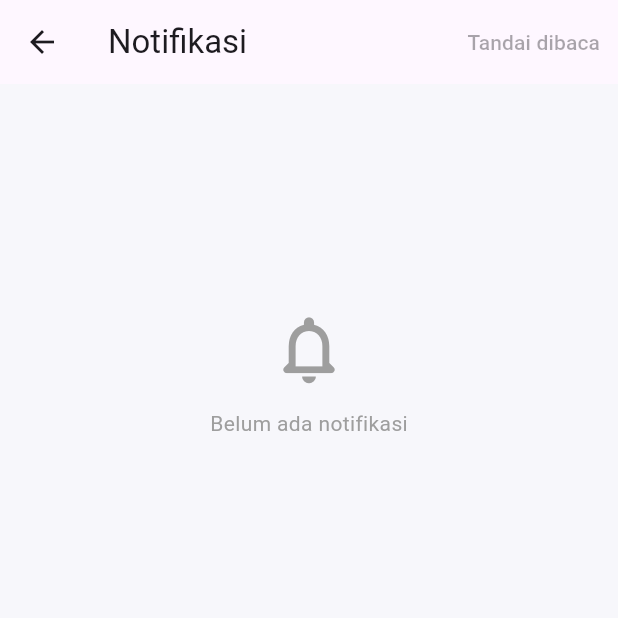
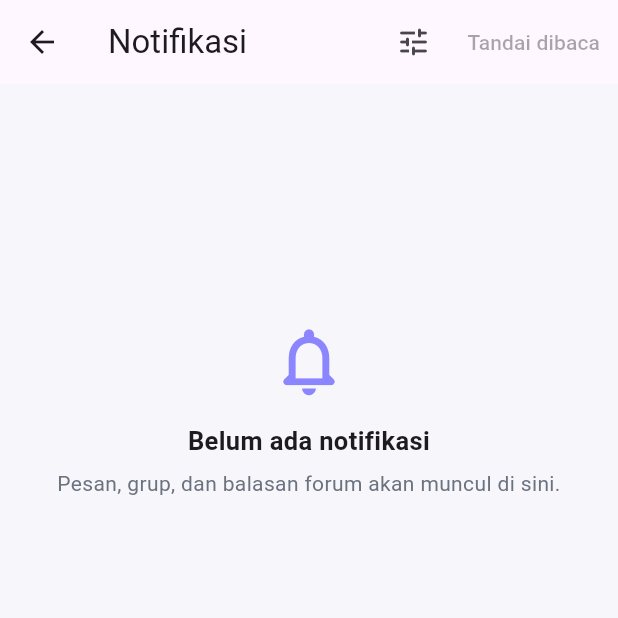
Before and after one commit to Sammy-Still-Coding/chatatan, a Flutter app: the MainNavigation screen opened directly, scrolled down 540 dp, after a tap on the "notifications none" icon, on a phone screen of 412 x 824 dp, the top half of it. Run offline on Flutter 3.47's test engine with Material 3 defaults, Android fonts, the phone set to English and light mode, and no system bars; our stand-ins replace file_picker, firebase_core, firebase_messaging, flutter_local_notifications, flutter_markdown_plus, image_cropper and 2 more; missing offline and left inert: file_saver, google_mlkit_text_recognition, pdfx, syncfusion_flutter_pdf, syncfusion_flutter_pdfviewer; accounts and stored records are empty; network calls fail.

Commit message:
Tambahan Fitur Push Notification

```diff
--- /dev/null
+++ b/lib/app_states.dart
@@ -0,0 +1,89 @@
+import 'package:flutter/material.dart';
+
+/// Shared async states so every primary page communicates loading, empty, and
+/// retryable errors consistently.
+class AppLoadingState extends StatelessWidget {
+  const AppLoadingState({super.key, this.label = 'Memuat...'});
+
+  final String label;
+
+  @override
+  Widget build(BuildContext context) => Center(
+    child: Column(
+      mainAxisSize: MainAxisSize.min,
+      children: [
+        const CircularProgressIndicator(),
+        const SizedBox(height: 12),
+        Text(label, style: const TextStyle(color: Color(0xFF6B7280))),
+      ],
+    ),
+  );
+}
+
+class AppEmptyState extends StatelessWidget {
+  const AppEmptyState({
+    super.key,
+    required this.icon,
+    required this.title,
+    this.message,
+    this.actionLabel,
+    this.onAction,
+  });
+
+  final IconData icon;
+  final String title;
+  final String? message;
+  final String? actionLabel;
+  final VoidCallback? onAction;
+
+  @override
+  Widget build(BuildContext context) => Center(
+    child: Padding(
+      padding: const EdgeInsets.all(28),
+      child: Column(
+        mainAxisSize: MainAxisSize.min,
+        children: [
+          Icon(icon, size: 54, color: const Color(0xFF8B85FF)),
+          const SizedBox(height: 14),
+          Text(
+            title,
+            textAlign: TextAlign.center,
+            style: const TextStyle(fontWeight: FontWeight.w700, fontSize: 17),
+          ),
+          if (message != null) ...[
+            const SizedBox(height: 6),
+            Text(
+              message!,
+              textAlign: TextAlign.center,
+              style: const TextStyle(color: Color(0xFF6B7280)),
+            ),
+          ],
+          if (onAction != null && actionLabel != null) ...[
+            const SizedBox(height: 16),
+            OutlinedButton.icon(
+              onPressed: onAction,
+              icon: const Icon(Icons.refresh_rounded),
+              label: Text(actionLabel!),
+            ),
+          ],
+        ],
+      ),
+    ),
+  );
+}
+
+class AppErrorState extends StatelessWidget {
+  const AppErrorState({super.key, required this.onRetry, this.message});
+
+  final VoidCallback onRetry;
+  final String? message;
+
+  @override
+  Widget build(BuildContext context) => AppEmptyState(
+    icon: Icons.cloud_off_rounded,
+    title: 'Tidak dapat memuat data',
+    message: message ?? 'Periksa koneksi internet lalu coba lagi.',
+    actionLabel: 'Coba lagi',
+    onAction: onRetry,
+  );
+}
--- a/lib/main.dart
+++ b/lib/main.dart
@@ -1,20 +1,22 @@
+import 'package:firebase_core/firebase_core.dart';
 import 'package:flutter/material.dart';
 import 'package:supabase_flutter/supabase_flutter.dart';
 
+import 'firebase_options.dart';
 import 'login_page.dart';
 import 'main_navigation.dart';
-import 'push_notification_service.dart';
+
+final GlobalKey<NavigatorState> appNavigatorKey = GlobalKey<NavigatorState>();
 
 Future<void> main() async {
   WidgetsFlutterBinding.ensureInitialized();
+
+  await Firebase.initializeApp(options: DefaultFirebaseOptions.currentPlatform);
 
   await Supabase.initialize(
     url: 'https://getipwvkqbhujoeqgxmz.supabase.co',
     publishableKey: 'sb_publishable_2RhYu4hdkHZOYwdaOYmHdg_W_YGMq87',
   );
-
-  // Fails gracefully until Firebase is configured for this app.
-  await PushNotificationService.instance.initialize();
 
   runApp(const ChatatanApp());
 }
@@ -25,6 +27,7 @@ class ChatatanApp extends StatelessWidget {
   @override
   Widget build(BuildContext context) {
     return MaterialApp(
+      navigatorKey: appNavigatorKey,
       debugShowCheckedModeBanner: false,
       title: 'ChaTatan',
 
--- a/lib/notification_page.dart
+++ b/lib/notification_page.dart
@@ -3,6 +3,8 @@ import 'package:flutter/material.dart';
 import 'db_helper.dart';
 import 'community_chat_page.dart';
 import 'forum_detail_page.dart';
+import 'app_states.dart';
+import 'notification_settings_page.dart';
 
 /// In-app notification centre. OS push notifications are intentionally kept
 /// separate: this page always works while the app is open and keeps a history
@@ -18,6 +20,7 @@ class _NotificationPageState extends State<NotificationPage> {
   final DbHelper _db = DbHelper();
   List<Map<String, dynamic>> _items = [];
   bool _loading = true;
+  String? _error;
 
   @override
   void initState() {
@@ -29,12 +32,14 @@ class _NotificationPageState extends State<NotificationPage> {
     setState(() => _loading = true);
     try {
       final items = await _db.getNotifications();
-      if (mounted) setState(() => _items = items);
+      if (mounted)
+        setState(() {
+          _items = items;
+          _error = null;
+        });
     } catch (error) {
       if (mounted) {
-        ScaffoldMessenger.of(context).showSnackBar(
-          SnackBar(content: Text('Gagal memuat notifikasi: $error')),
-        );
+        setState(() => _error = error.toString());
       }
     } finally {
       if (mounted) setState(() => _loading = false);
@@ -136,6 +141,15 @@ class _NotificationPageState extends State<NotificationPage> {
       appBar: AppBar(
         title: const Text('Notifikasi'),
         actions: [
+          IconButton(
+            tooltip: 'Pengaturan notifikasi',
+            icon: const Icon(Icons.tune_rounded),
+            onPressed: () => Navigator.of(context).push(
+              MaterialPageRoute(
+                builder: (_) => const NotificationSettingsPage(),
+              ),
+            ),
+          ),
           TextButton(
             onPressed: _items.any((item) => item['is_read'] != true)
                 ? _markAllRead
@@ -145,24 +159,20 @@ class _NotificationPageState extends State<NotificationPage> {
         ],
       ),
       body: _loading
-          ? const Center(child: CircularProgressIndicator())
+          ? const AppLoadingState(label: 'Memuat notifikasi...')
+          : _error != null
+          ? AppErrorState(onRetry: _load, message: _error)
           : RefreshIndicator(
               onRefresh: _load,
               child: _items.isEmpty
                   ? ListView(
                       children: const [
-                        SizedBox(height: 150),
-                        Icon(
-                          Icons.notifications_none_rounded,
-                          size: 54,
-                          color: Colors.grey,
-                        ),
-                        SizedBox(height: 12),
-                        Center(
-                          child: Text(
-                            'Belum ada notifikasi',
-                            style: TextStyle(color: Colors.grey),
-                          ),
+                        SizedBox(height: 130),
+                        AppEmptyState(
+                          icon: Icons.notifications_none_rounded,
+                          title: 'Belum ada notifikasi',
+                          message:
+                              'Pesan, grup, dan balasan forum akan muncul di sini.',
                         ),
                       ],
                     )
--- a/lib/push_notification_service.dart
+++ b/lib/push_notification_service.dart
@@ -1,8 +1,8 @@
 import 'dart:async';
 
-import 'package:firebase_core/firebase_core.dart';
 import 'package:firebase_messaging/firebase_messaging.dart';
 import 'package:flutter/foundation.dart';
+import 'package:flutter_local_notifications/flutter_local_notifications.dart';
 import 'package:supabase_flutter/supabase_flutter.dart';
 
 /// Registers the current installation for FCM.  It is intentionally inert
@@ -14,12 +14,24 @@ class PushNotificationService {
   bool _initializing = false;
   bool _ready = false;
   StreamSubscription<String>? _refreshSubscription;
+  final StreamController<Map<String, String>> _openedController =
+      StreamController<Map<String, String>>.broadcast();
+  Stream<Map<String, String>> get onNotificationOpened =>
+      _openedController.stream;
+  final FlutterLocalNotificationsPlugin _localNotifications =
+      FlutterLocalNotificationsPlugin();
+
+  static const AndroidNotificationChannel _channel = AndroidNotificationChannel(
+    'chatatan_messages',
+    'Pesan ChaTatan',
+    description: 'Notifikasi untuk chat, grup, dan forum ChaTatan.',
+    importance: Importance.high,
+  );
 
   Future<void> initialize() async {
     if (_ready || _initializing) return;
     _initializing = true;
     try {
-      await Firebase.initializeApp();
       final user = Supabase.instance.client.auth.currentUser;
       if (user == null) return;
 
@@ -30,6 +42,8 @@ class PushNotificationService {
       );
       if (settings.authorizationStatus == AuthorizationStatus.denied) return;
 
+      await _initializeForegroundNotifications();
+
       final token = await FirebaseMessaging.instance.getToken();
       if (token != null) await _registerToken(token);
       await _refreshSubscription?.cancel();
@@ -37,10 +51,15 @@ class PushNotificationService {
         _registerToken,
         onError: (error, stackTrace) {},
       );
+      FirebaseMessaging.onMessage.listen(_showForegroundNotification);
+      FirebaseMessaging.onMessageOpenedApp.listen(_emitOpenedMessage);
+      final initial = await FirebaseMessaging.instance.getInitialMessage();
+      if (initial != null) _emitOpenedMessage(initial);
       _ready = true;
-    } catch (_) {
-      // Firebase configuration is optional during development. Once
-      // flutterfire configure is run this branch is no longer taken.
+    } catch (error, stackTrace) {
+      // Kept visible in `flutter run`: a missing Firebase configuration,
+      // notification denial, or RLS policy should never fail silently.
+      debugPrint('Push notification setup gagal: $error\n$stackTrace');
     } finally {
       _initializing = false;
     }
@@ -50,11 +69,86 @@ class PushNotificationService {
     final client = Supabase.instance.client;
     final user = client.auth.currentUser;
     if (user == null || token.isEmpty) return;
-    await client.from('user_devices').upsert({
+    // A manual lookup works with both old schemas and a new unique index.
+    // PostgREST cannot target a partial unique index in an `upsert` conflict.
+    final existing = await client
+        .from('user_devices')
+        .select('id')
+        .eq('user_id', user.id)
+        .eq('push_token', token)
+        .maybeSingle();
+    final device = {
       'user_id': user.id,
       'push_token': token,
       'platform': kIsWeb ? 'web' : defaultTargetPlatform.name,
       'last_active_at': DateTime.now().toUtc().toIso8601String(),
-    }, onConflict: 'user_id,push_token');
+    };
+    if (existing == null) {
+      await client.from('user_devices').insert(device);
+    } else {
+      await client.from('user_devices').update(device).eq('id', existing['id']);
+    }
+    debugPrint('Token push ChaTatan berhasil terdaftar.');
+  }
+
+  Future<void> _initializeForegroundNotifications() async {
+    const android = AndroidInitializationSettings('@mipmap/ic_launcher');
+    await _localNotifications.initialize(
+      settings: const InitializationSettings(android: android),
+      onDidReceiveNotificationResponse: (response) {
+        final raw = response.payload;
+        if (raw == null || raw.isEmpty) return;
+        // The payload is deliberately encoded as simple key/value pairs.
+        final data = <String, String>{};
+        for (final part in raw.split('&')) {
+          final pair = part.split('=');
+          if (pair.length == 2)
+            data[Uri.decodeComponent(pair[0])] = Uri.decodeComponent(pair[1]);
+        }
+        if (data.isNotEmpty) _openedController.add(data);
+      },
+    );
+    final androidPlugin = _localNotifications
+        .resolvePlatformSpecificImplementation<
+          AndroidFlutterLocalNotificationsPlugin
+        >();
+    await androidPlugin?.createNotificationChannel(_channel);
+    await androidPlugin?.requestNotificationsPermission();
+  }
+
+  Future<void> _showForegroundNotification(RemoteMessage message) async {
+    final notification = message.notification;
+    if (notification == null) return;
+    await _localNotifications.show(
+      id: notification.hashCode,
+      title: notification.title ?? 'ChaTatan',
+      body: notification.body ?? '',
+      notificationDetails: const NotificationDetails(
+        android: AndroidNotificationDetails(
+          'chatatan_messages',
+          'Pesan ChaTatan',
+          channelDescription:
+              'Notifikasi untuk chat, grup, dan forum ChaTatan.',
+          importance: Importance.high,
+          priority: Priority.high,
+          icon: '@mipmap/ic_launcher',
+        ),
+      ),
+      payload: message.data.isEmpty
+          ? null
+          : message.data.entries
+                .map(
+                  (entry) =>
+                      '${Uri.encodeComponent(entry.key)}=${Uri.encodeComponent(entry.value)}',
+                )
+                .join('&'),
+    );
+  }
+
+  void _emitOpenedMessage(RemoteMessage message) {
+    if (message.data.isEmpty) return;
+    _openedController.add(
+      message.data.map((key, value) => MapEntry(key, value.toString())),
+    );
   }
 }
--- a/pubspec.yaml
+++ b/pubspec.yaml
@@ -52,6 +52,7 @@ dependencies:
   file_saver: ^0.4.0
   firebase_core: ^4.13.0
   firebase_messaging: ^16.5.0
+  flutter_local_notifications: ^22.3.0
 
 dependency_overrides:
   flutter_plugin_android_lifecycle: 2.0.22
```
Also changed, not shown: lib/db_helper.dart (+31 -0 lines), lib/main_navigation.dart (+47 -0 lines), lib/notification_settings_page.dart (added, +152 -0 lines), firebase.json (added), lib/firebase_options.dart (added), pubspec.lock, 12 other files.
